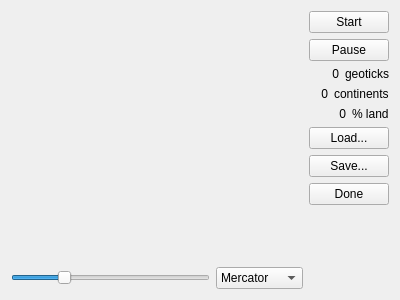
This is tectonics.ui in tps12/Tec-Nine as Qt 5 draws it before an edit. The edited form follows.
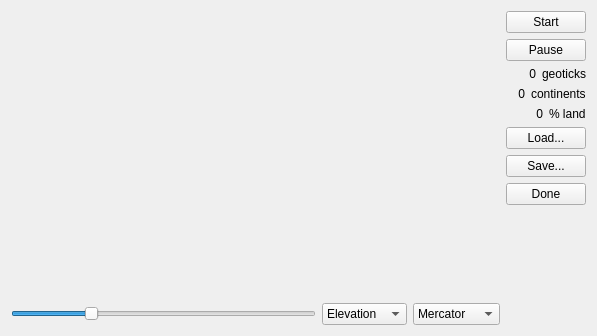
This is the edited form.

Commit message:
Let simulation display multiple planet aspects
After some refactoring of how erosion takes climate data, main
simulation can show elevation, climate, or crust thickness.

Diff of the .ui file:
```diff
--- a/tectonics.ui
+++ b/tectonics.ui
@@ -6,8 +6,8 @@
    <rect>
     <x>0</x>
     <y>0</y>
-    <width>400</width>
-    <height>300</height>
+    <width>597</width>
+    <height>336</height>
    </rect>
   </property>
   <property name="windowTitle">
@@ -59,6 +59,31 @@
          </property>
         </widget>
        </item>
+       <item>
+        <widget class="QComboBox" name="aspect">
+         <property name="currentIndex">
+          <number>1</number>
+         </property>
+         <property name="sizeAdjustPolicy">
+          <enum>QComboBox::AdjustToContents</enum>
+         </property>
+         <item>
+          <property name="text">
+           <string>Climate</string>
+          </property>
+         </item>
+         <item>
+          <property name="text">
+           <string>Elevation</string>
+          </property>
+         </item>
+         <item>
+          <property name="text">
+           <string>Thickness</string>
+          </property>
+         </item>
+        </widget>
+       </item>
        <item>
         <widget class="QComboBox" name="projection">
          <property name="sizePolicy">
```
The commit also changes 5 other files.
